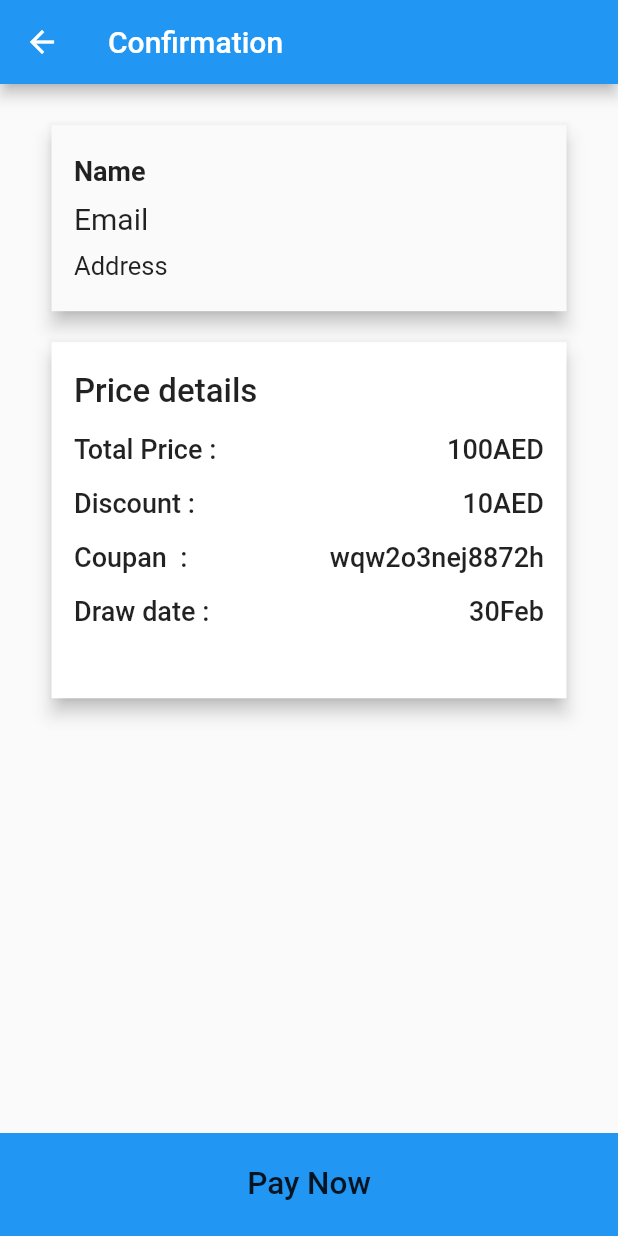
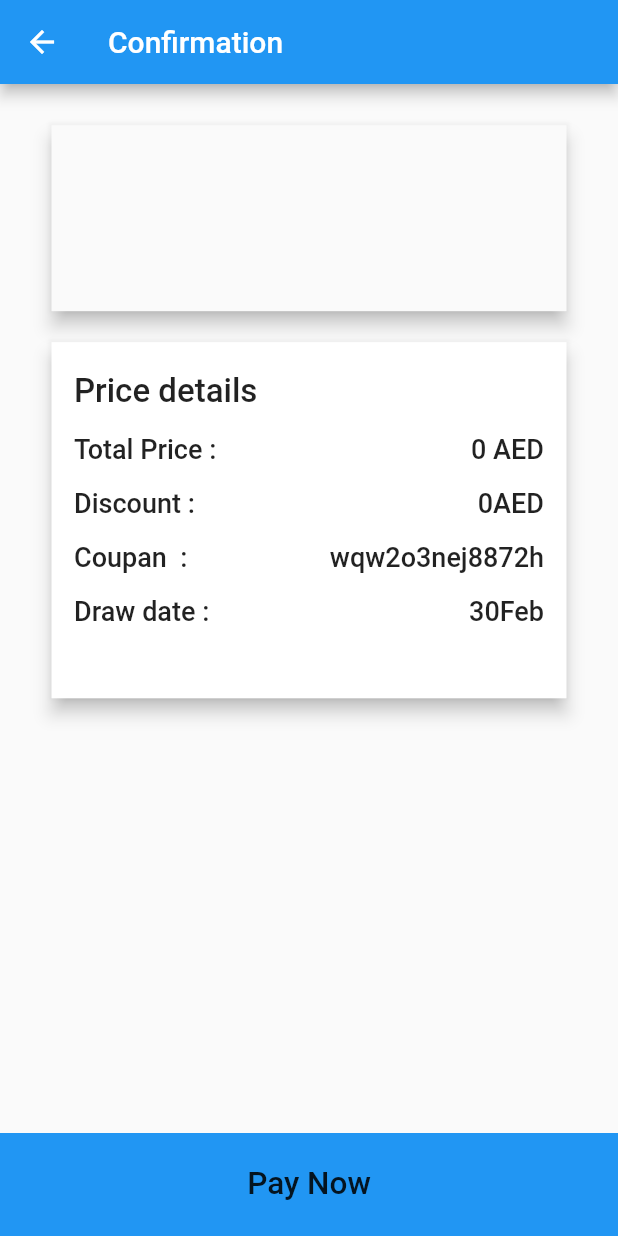
Before and after one commit to AsadIqbal1625/Ecomtest, a Flutter app: the ConfirmationScreen screen opened directly, after a tap on "Pay Now", on a phone screen of 412 x 824 dp. Run offline on Flutter 3.47's test engine with Material 2 defaults, Android fonts, the phone set to English and light mode, and no system bars; our stand-ins replace cloud_firestore, firebase_auth, firebase_core, fluttertoast, get, pin_code_fields and 1 more; missing offline and left inert: alert, razorpay_flutter, razorpay_web; accounts and stored records are empty.

Commit message:
I struck

```diff
--- a/lib/authentication/auth_services.dart
+++ b/lib/authentication/auth_services.dart
@@ -1,6 +1,6 @@
 import 'package:firebase_auth/firebase_auth.dart';
 import 'package:flutter/material.dart';
-import 'package:mypoll2/authentication/Login_screen.dart';
+import 'package:mypoll2/authentication/login_screen.dart';
 import 'package:mypoll2/home_screen/home_screen_view.dart';
 
 class AuthService {
--- a/lib/confirmation/confirmation_screen.dart
+++ b/lib/confirmation/confirmation_screen.dart
@@ -1,9 +1,11 @@
 import 'package:flutter/material.dart';
 import 'package:get/get.dart';
+import 'package:mypoll2/confirmation/confirmation_screen_controller.dart';
 
 class ConfirmationScreen extends StatelessWidget {
-  const ConfirmationScreen({Key? key}) : super(key: key);
+  ConfirmationScreen({Key? key}) : super(key: key);
 
+  final controller = Get.put(ConfirmationScreenController());
   @override
   Widget build(BuildContext context) {
     final size = Get.size;
@@ -32,7 +34,9 @@ class ConfirmationScreen extends StatelessWidget {
             ),
           ),
           bottomNavigationBar: GestureDetector(
-            onTap: () {},
+            onTap: () {
+              controller.onPay();
+            },
             child: Container(
               height: size.height / 12,
               width: size.width / 1.2,
@@ -60,26 +64,26 @@ class ConfirmationScreen extends StatelessWidget {
         width: size.width / 1.2,
         child: Column(
           crossAxisAlignment: CrossAxisAlignment.start,
-          children: const [
+          children: [
             Text(
-              "Name",
-              style: TextStyle(
+              controller.name,
+              style: const TextStyle(
                 fontSize: 18,
                 fontWeight: FontWeight.bold,
               ),
             ),
             Padding(
-              padding: EdgeInsets.symmetric(vertical: 10),
+              padding: const EdgeInsets.symmetric(vertical: 10),
               child: Text(
-                "Email",
-                style: TextStyle(
+                controller.email,
+                style: const TextStyle(
                   fontSize: 20,
                 ),
               ),
             ),
             Text(
-              "Address",
-              style: TextStyle(
+              controller.address,
+              style: const TextStyle(
                 fontSize: 17,
                 fontWeight: FontWeight.w400,
               ),
@@ -125,9 +129,9 @@ class ConfirmationScreen extends StatelessWidget {
             ),
             Padding(
               padding: const EdgeInsets.symmetric(vertical: 15),
-              child: text('Total Price :', '100AED'),
+              child: text('Total Price :', '${controller.totalPrice} AED'),
             ),
-            text('Discount :', '10AED'),
+            text('Discount :', '${controller.totalDiscount}AED'),
             Padding(
               padding: const EdgeInsets.symmetric(vertical: 15),
               child: text('Coupan  :', 'wqw2o3nej8872h'),
--- /dev/null
+++ b/lib/confirmation/confirmation_screen_controller.dart
@@ -0,0 +1,150 @@
+import 'package:cloud_firestore/cloud_firestore.dart';
+import 'package:firebase_auth/firebase_auth.dart';
+import 'package:get/get.dart';
+
+import 'package:mypoll2/address/adress_screen_controller.dart';
+import 'package:mypoll2/cart_screen/cart_screen_controller.dart';
+import 'package:mypoll2/const/const.dart';
+import 'package:mypoll2/home_screen/home_screen_view.dart';
+import 'package:razorpay_flutter/razorpay_flutter.dart';
+import 'package:flutter/foundation.dart' show kIsWeb;
+import 'package:razorpay_web/razorpay_web.dart';
+
+class ConfirmationScreenController extends GetxController {
+  final addressScreenController = Get.find<AddressScreenController>();
+  final cartScreenController = Get.find<CartScreenController>();
+  final FirebaseAuth _auth = FirebaseAuth.instance;
+  final FirebaseFirestore _firebaseFirestore = FirebaseFirestore.instance;
+
+  final Razorpay _razorpay = Razorpay();
+
+  String name = "", email = "", address = "";
+  int totalPrice = 0, totalDiscount = 0, totalPayablePrice = 0;
+
+  void initializData() {
+    name = addressScreenController.name;
+    email = addressScreenController.email;
+    address = addressScreenController.address;
+
+    totalPrice = cartScreenController.totalPrice;
+    totalDiscount = cartScreenController.totaldiscount;
+    totalPayablePrice = cartScreenController.totalSellPrice;
+  }
+
+  void onPay() {
+    try {
+      if (kIsWeb) {
+        RazorpayWeb(
+          rzpKey: 'rzp_test_9DvuyrgTytoPQx', // Enter Your Razorpay Key Here
+          options: RzpOptions(
+            amount: 1000,
+            name: "Razorpay",
+            description: "Test Payment",
+            image: "https://i.imgur.com/3g7nmJC.png",
+            prefill: const PrefillData(
+              name: "Razorpay",
+              email: "rzp@gmail.com",
+              contact: "9876543210",
+            ),
+            colorhex: "#FF0000",
+          ),
+          onPaymentSuccess: (String paymentId) {
+            Future.wait([
+              placeOrder(paymentId),
+              addToMyOrder(paymentId),
+            ]).then((value) {
+              showAlert("Payment Successful");
+              Get.to(() => const HomeScreenView());
+            });
+            showAlert("Payment Success");
+           // print(paymentId);
+          },
+          onPaymentError: (String error) {
+            showAlert("Payment Error");
+          },
+        );
+      } else {
+        var options = {
+          'key': 'rzp_test_9DvuyrgTytoPQx',
+          'amount': cartScreenController.totalPrice * 100,
+          'name': 'Acme Corp.',
+          'description': 'Fine T-Shirt',
+          'prefill': {'contact': '8888888888', 'email': 'test@razorpay.com'}
+        };
+        _razorpay.open(options);
+      }
+    } catch (e) {
+      showAlert("Something went Wrong");
+    }
+  }
+
+  @override
+  void onInit() {
+    super.onInit();
+    initializData();
+    _razorpay.on(Razorpay.EVENT_PAYMENT_SUCCESS, _handlePaymentSuccess);
+    _razorpay.on(Razorpay.EVENT_PAYMENT_ERROR, _handlePaymentError);
+    _razorpay.on(Razorpay.EVENT_EXTERNAL_WALLET, _handleExternalWallet);
+  }
+
+  Future<void> placeOrder(String orderId) async {
+    try {
+      Map<String, dynamic> details = {
+        'orderId': orderId,
+        'productsId': cartScreenController.productId,
+        'name': name,
+        'email': email,
+        'address': address,
+        'mobile': _auth.currentUser!.phoneNumber,
+        'status': 0,
+        'time': FieldValue.serverTimestamp(),
+      };
+
+      await _firebaseFirestore.collection('orders').add(details);
+    } catch (e) {
+      showAlert("Bugs and Error");
+    }
+  }
+
+  Future<void> addToMyOrder(String orderId) async {
+    try {
+      for (var i = 0; i < cartScreenController.productsDetails.length; i++) {
+        Map<String, dynamic> orderDetails = {
+          'img': cartScreenController.productsDetails[i].image,
+          'name': cartScreenController.productsDetails[i].title,
+          'orderId': orderId,
+          'total_price': cartScreenController.productsDetails[i].totalPrice,
+          'sell_price': cartScreenController.productsDetails[i].sellPrice,
+          'status': 0,
+          'order_on': FieldValue.serverTimestamp(),
+          'deliver_on': FieldValue.serverTimestamp(),
+        };
+        await _firebaseFirestore
+            .collection('users')
+            .doc(_auth.currentUser!.uid)
+            .collection('myorders')
+            .add(orderDetails);
+      }
+    } catch (e) {
+      showAlert("Error");
+    }
+  }
+
+  void _handlePaymentSuccess(PaymentSuccessResponse response) async {
+    await Future.wait([
+      placeOrder(response.orderId ?? ""),
+      addToMyOrder(response.orderId ?? ""),
+    ]).then((value) {
+      showAlert("Payment Successful");
+      Get.to(() => const HomeScreenView());
+    });
+  }
+
+  void _handlePaymentError(PaymentFailureResponse response) {
+    showAlert("Payment failed due to network");
+  }
+
+  void _handleExternalWallet(ExternalWalletResponse response) {
+    showAlert("Payment Failed");
+  }
+}
--- a/lib/const/const.dart
+++ b/lib/const/const.dart
@@ -1,3 +1,9 @@
+import 'package:fluttertoast/fluttertoast.dart';
+
+void showAlert(String msg) {
+  Fluttertoast.showToast(msg: msg, timeInSecForIosWeb: 3);
+}
+
 class Categories {
   late String img, title;
 
--- a/pubspec.yaml
+++ b/pubspec.yaml
@@ -42,6 +42,12 @@ dependencies:
   alert: ^2.0.1
   cloud_firestore: ^3.1.8
   shared_preferences: ^2.0.13
+  fluttertoast: ^8.0.9
+  razorpay_flutter: ^1.2.9
+  razorpay_web:
+
+
+
 
 
 dev_dependencies:
```
Also changed, not shown: lib/address/address_screen.dart (+14 -12 lines), lib/address/adress_screen_controller.dart (+10 -1 lines), pubspec.lock, 1 other file.
